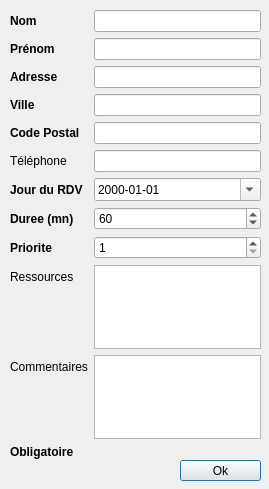
First picture: the form in TP_ASR/dialogclient.ui, repository RBFUZ/TP_STL, before the edit.
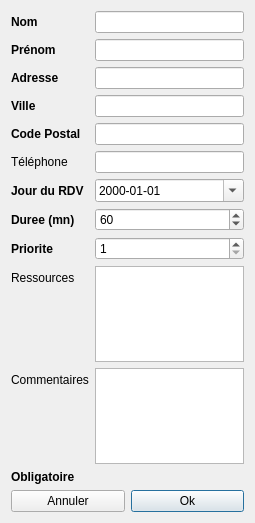
Second picture: the form after the edit.

Commit message: Auto resize + ajout bouton annuler

```diff
--- a/TP_ASR/dialogclient.ui
+++ b/TP_ASR/dialogclient.ui
@@ -6,22 +6,15 @@
    <rect>
     <x>0</x>
     <y>0</y>
-    <width>269</width>
-    <height>489</height>
+    <width>255</width>
+    <height>523</height>
    </rect>
   </property>
   <property name="windowTitle">
    <string>Ajout d'un client</string>
   </property>
-  <widget class="QWidget" name="formLayoutWidget">
-   <property name="geometry">
-    <rect>
-     <x>10</x>
-     <y>10</y>
-     <width>251</width>
-     <height>449</height>
-    </rect>
-   </property>
+  <layout class="QVBoxLayout" name="verticalLayout">
+   <item>
    <layout class="QFormLayout" name="formLayoutClient">
     <item row="0" column="0">
      <widget class="QLabel" name="lblNom">
@@ -216,22 +209,6 @@
     <item row="10" column="1">
      <widget class="QListWidget" name="lwRessources"/>
     </item>
-    <item row="12" column="0" colspan="2">
-     <widget class="QLabel" name="lblObligatoire">
-      <property name="font">
-       <font>
-        <weight>75</weight>
-        <bold>true</bold>
-       </font>
-      </property>
-      <property name="text">
-       <string>Obligatoire</string>
-      </property>
-     </widget>
-    </item>
-    <item row="11" column="1">
-     <widget class="QTextEdit" name="teCommentaires"/>
-    </item>
     <item row="11" column="0">
      <widget class="QLabel" name="lblCommentaires">
       <property name="text">
@@ -239,21 +216,46 @@
       </property>
      </widget>
     </item>
-   </layout>
-  </widget>
+     <item row="11" column="1">
+      <widget class="QTextEdit" name="teCommentaires"/>
+     </item>
+     <item row="12" column="0" colspan="2">
+      <widget class="QLabel" name="lblObligatoire">
+       <property name="font">
+        <font>
+         <weight>75</weight>
+         <bold>true</bold>
+        </font>
+       </property>
+       <property name="text">
+        <string>Obligatoire</string>
+       </property>
+      </widget>
+     </item>
+    </layout>
+   </item>
+   <item>
+    <layout class="QGridLayout" name="gridLayout_4">
+     <item row="0" column="1">
   <widget class="QPushButton" name="btnOk">
-   <property name="geometry">
-    <rect>
-     <x>180</x>
-     <y>460</y>
-     <width>81</width>
-     <height>21</height>
-    </rect>
+       <property name="layoutDirection">
+        <enum>Qt::LeftToRight</enum>
    </property>
    <property name="text">
     <string>Ok</string>
    </property>
   </widget>
+     </item>
+     <item row="0" column="0">
+      <widget class="QPushButton" name="btnAnnuler">
+       <property name="text">
+        <string>Annuler</string>
+       </property>
+      </widget>
+     </item>
+    </layout>
+   </item>
+  </layout>
  </widget>
  <tabstops>
   <tabstop>leNom</tabstop>
```
Lines whose indentation alone changed are shown as unchanged. The commit also changes 8 other files.
